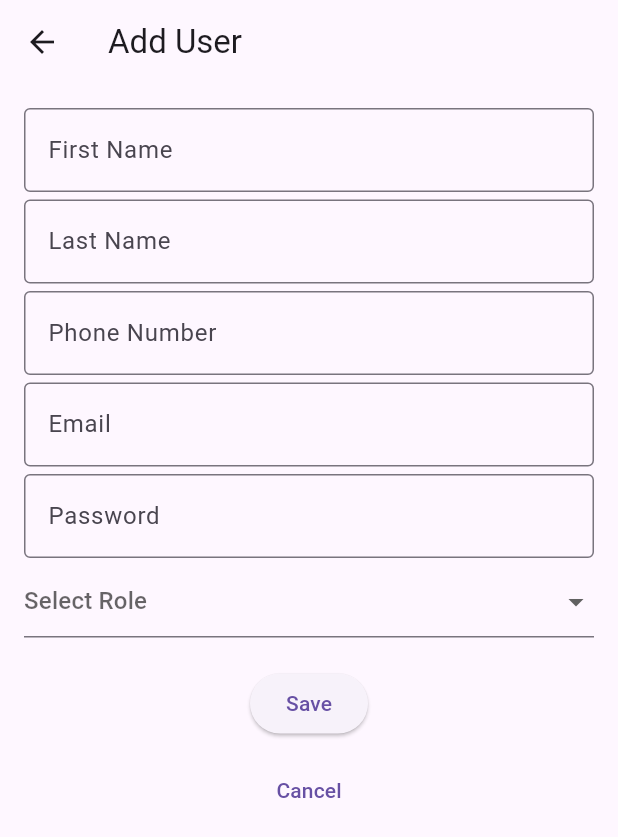
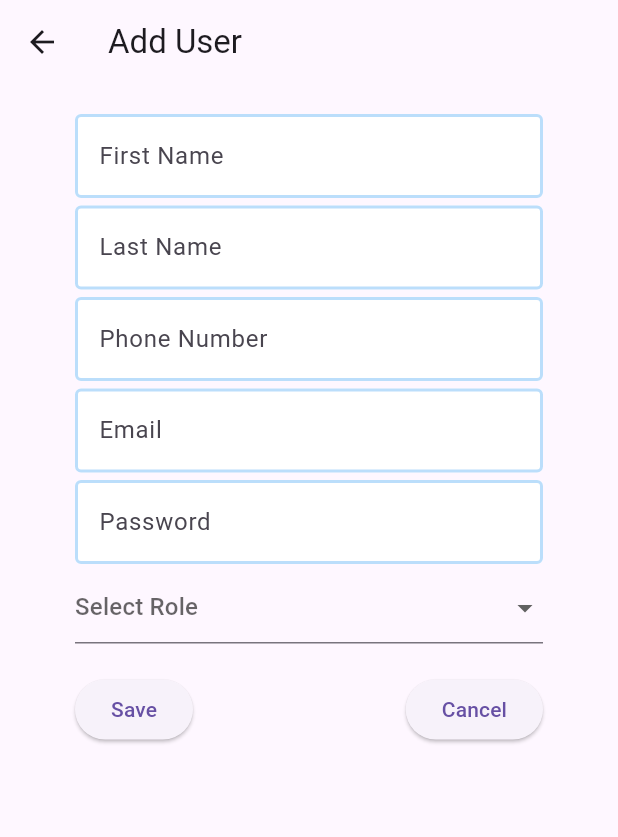
Before and after one commit to UmarBarambu/inventory_management, a Flutter app: the AddUserScreen screen opened directly, on a phone screen of 412 x 824 dp. Shown: the top 837 px of the screen. Run offline on Flutter 3.47's test engine with Material 3 defaults, Android fonts, the phone set to English and light mode, and no system bars; our stand-ins replace cloud_firestore, firebase_auth, firebase_core, font_awesome_flutter, image_picker, logger; accounts and stored records are empty.

Commit message:
solved issue with firebase registration

```diff
--- a/lib/screens/home/adminOnly/addUser.dart
+++ b/lib/screens/home/adminOnly/addUser.dart
@@ -1,7 +1,9 @@
 import 'package:cloud_firestore/cloud_firestore.dart';
+import 'package:firebase_auth/firebase_auth.dart';
 import 'package:flutter/material.dart';
 import 'package:inventory_management/screens/home/adminDashboard.dart';
 import 'package:inventory_management/services/auth.dart';
+import 'package:inventory_management/shared/constant.dart';
 
 class AddUserScreen extends StatefulWidget {
   const AddUserScreen({super.key});
@@ -9,6 +11,7 @@ class AddUserScreen extends StatefulWidget {
   @override
   _AddUserScreenState createState() => _AddUserScreenState();
 }
+
 class _AddUserScreenState extends State<AddUserScreen> {
   final _formKey = GlobalKey<FormState>(); // Added form key
   final AuthService _authService = AuthService();
@@ -19,11 +22,6 @@ class _AddUserScreenState extends State<AddUserScreen> {
   String password = '';
   String role = ''; // No default role
   bool isLoading = false; // Loading state
-
-  final textDecoration = const InputDecoration(
-    border: OutlineInputBorder(),
-    hintText: 'Enter text',
-  );
 
   Future<void> _addUser() async {
     if (_formKey.currentState?.validate() ?? false) {
@@ -39,17 +37,22 @@ class _AddUserScreenState extends State<AddUserScreen> {
 
         try {
           // Register the user with Firebase Authentication
-        dynamic result = await _authService.registerWithEmailAndPassword(email, password, role);
+          final result = await _authService.registerWithEmailAndPasswordV2(
+              email, password);
 
-        // Check if registration was successful
-        if (result == null || result is String || result.uid == null) {
-          print('Error registering user: $result');
-          ScaffoldMessenger.of(context).showSnackBar(SnackBar(content: Text('Error: $result')));
-        } else {
-          var user = result;
+          if (result == null) {
+            throw Exception('Registration failed: No result returned');
+          } else if (result is String) {
+            throw Exception('Registration failed: $result');
+          }
+
+          final userId = result['localId'];
+          if (userId == null) {
+            throw Exception('Registration failed: User ID is null');
+          }
 
           // Save additional user info to Firestore
-          await FirebaseFirestore.instance.collection('users').doc(user.uid).set({
+          await FirebaseFirestore.instance.collection('users').doc(userId).set({
             'firstName': firstName,
             'lastName': lastName,
             'phoneNumber': phoneNumber,
@@ -66,11 +69,12 @@ class _AddUserScreenState extends State<AddUserScreen> {
               builder: (context) => const Admindashboard(),
             ),
           );
-        }
         } catch (e) {
           // Handle any exceptions
           print('Error during user registration: $e');
-        ScaffoldMessenger.of(context).showSnackBar(SnackBar(content: Text('Registration Error: $e')));
+          ScaffoldMessenger.of(context).showSnackBar(
+            SnackBar(content: Text('Registration Error: ${e.toString()}')),
+          );
         } finally {
           setState(() {
             isLoading = false; // Stop loading state
@@ -78,11 +82,81 @@ class _AddUserScreenState extends State<AddUserScreen> {
         }
       } else {
         print('Please fill all fields');
-      ScaffoldMessenger.of(context).showSnackBar(SnackBar(content: const Text('Please fill all fields')));
+        ScaffoldMessenger.of(context).showSnackBar(
+          SnackBar(content: const Text('Please fill all fields')),
+        );
       }
     }
   }
 
+  // Future<void> _addUser() async {
+  //   if (_formKey.currentState?.validate() ?? false) {
+  //     if (email.isNotEmpty &&
+  //         password.isNotEmpty &&
+  //         firstName.isNotEmpty &&
+  //         lastName.isNotEmpty &&
+  //         phoneNumber.isNotEmpty &&
+  //         role.isNotEmpty) {
+  //       setState(() {
+  //         isLoading = true; // Start loading state
+  //       });
+
+  //       try {
+  //         // Register the user with Firebase Authentication
+  //         final result = await _authService.registerWithEmailAndPassword(
+  //             email, password, role);
+
+  //         if (result == null) {
+  //           throw Exception('Registration failed: No result returned');
+  //         } else if (result is String) {
+  //           throw Exception('Registration failed: $result');
+  //         }
+
+  //         final user = result;
+  //         if (user.uid == null) {
+  //           throw Exception('Registration failed: User ID is null');
+  //         }
+
+  //         // Save additional user info to Firestore
+  //         await FirebaseFirestore.instance
+  //             .collection('users')
+  //             .doc(user.uid)
+  //             .set({
+  //           'firstName': firstName,
+  //           'lastName': lastName,
+  //           'phoneNumber': phoneNumber,
+  //           'email': email,
+  //           'role': role,
+  //           'isActive': false,
+  //         });
+
+  //         print('User added successfully to Firestore');
+
+  //         // Navigate back to the AdminDashboard
+  //         Navigator.of(context).pushReplacement(
+  //           MaterialPageRoute(
+  //             builder: (context) => const Admindashboard(),
+  //           ),
+  //         );
+  //       } catch (e) {
+  //         // Handle any exceptions
+  //         print('Error during user registration: $e');
+  //         ScaffoldMessenger.of(context).showSnackBar(
+  //           SnackBar(content: Text('Registration Error: ${e.toString()}')),
+  //         );
+  //       } finally {
+  //         setState(() {
+  //           isLoading = false; // Stop loading state
+  //         });
+  //       }
+  //     } else {
+  //       print('Please fill all fields');
+  //       ScaffoldMessenger.of(context).showSnackBar(
+  //         SnackBar(content: const Text('Please fill all fields')),
+  //       );
+  //     }
+  //   }
+  // }
 
   @override
   Widget build(BuildContext context) {
@@ -95,54 +169,62 @@ class _AddUserScreenState extends State<AddUserScreen> {
             // Navigate back to AdminDashboard
             Navigator.of(context).pushReplacement(
               MaterialPageRoute(
-                builder: (context) => const Admindashboard(), // Ensure AdminDashboard exists
+                builder: (context) =>
+                    const Admindashboard(), // Ensure AdminDashboard exists
               ),
             );
           },
         ),
       ),
-      body:isLoading
+      body: isLoading
           ? Center(
               child: CircularProgressIndicator(
                 valueColor: AlwaysStoppedAnimation<Color>(Colors.lightBlue!),
               ),
             )
-    :
-      SingleChildScrollView(
+          : SingleChildScrollView(
               child: Padding(
-          padding: const EdgeInsets.all(16.0),
+                padding: const EdgeInsets.symmetric(
+                    vertical: 20.0, horizontal: 50.0),
                 child: Form(
                   key: _formKey, // Added form key
                   child: Column(
                     mainAxisSize: MainAxisSize.min,
                     children: [
                       TextFormField(
-                  decoration: textDecoration.copyWith(hintText: 'First Name'),
+                        decoration: textInputDecoration.copyWith(
+                            hintText: 'First Name'),
                         onChanged: (val) => setState(() {
                           firstName = val;
                         }),
-                  validator: (val) => val!.isEmpty ? 'Enter first name' : null,
+                        validator: (val) =>
+                            val!.isEmpty ? 'Enter first name' : null,
                       ),
                       const SizedBox(height: 5.0),
                       TextFormField(
-                  decoration: textDecoration.copyWith(hintText: 'Last Name'),
+                        decoration:
+                            textInputDecoration.copyWith(hintText: 'Last Name'),
                         onChanged: (val) => setState(() {
                           lastName = val;
                         }),
-                  validator: (val) => val!.isEmpty ? 'Enter last name' : null,
+                        validator: (val) =>
+                            val!.isEmpty ? 'Enter last name' : null,
                       ),
                       const SizedBox(height: 5.0),
                       TextFormField(
-                  decoration: textDecoration.copyWith(hintText: 'Phone Number'),
+                        decoration: textInputDecoration.copyWith(
+                            hintText: 'Phone Number'),
                         keyboardType: TextInputType.phone,
                         onChanged: (val) => setState(() {
                           phoneNumber = val;
                         }),
-                  validator: (val) => val!.isEmpty ? 'Enter phone number' : null,
+                        validator: (val) =>
+                            val!.isEmpty ? 'Enter phone number' : null,
                       ),
                       const SizedBox(height: 5.0),
                       TextFormField(
-                  decoration: textDecoration.copyWith(hintText: 'Email'),
+                        decoration:
+                            textInputDecoration.copyWith(hintText: 'Email'),
                         onChanged: (val) => setState(() {
                           email = val;
                         }),
@@ -150,12 +232,14 @@ class _AddUserScreenState extends State<AddUserScreen> {
                       ),
                       const SizedBox(height: 5.0),
                       TextFormField(
-                  decoration: textDecoration.copyWith(hintText: 'Password'),
+                        decoration:
+                            textInputDecoration.copyWith(hintText: 'Password'),
                         obscureText: true,
                         onChanged: (val) => setState(() {
                           password = val;
                         }),
-                  validator: (val) => val!.length < 6 ? 'Enter 6+ characters' : null,
+                        validator: (val) =>
+                            val!.length < 6 ? 'Enter 6+ characters' : null,
                       ),
                       const SizedBox(height: 5.0),
                       DropdownButtonFormField<String>(
@@ -172,15 +256,18 @@ class _AddUserScreenState extends State<AddUserScreen> {
                           });
                         },
                         hint: const Text('Select Role'),
-                  validator: (val) => val == null || val.isEmpty ? 'Select a role' : null,
+                        validator: (val) =>
+                            val == null || val.isEmpty ? 'Select a role' : null,
                       ),
                       const SizedBox(height: 20.0),
+                      Row(
+                        mainAxisAlignment: MainAxisAlignment.spaceBetween,
+                        children: [
                           ElevatedButton(
                             onPressed: _addUser,
                             child: const Text('Save'),
                           ),
-                const SizedBox(height: 10.0),
-                TextButton(
+                          ElevatedButton(
                             onPressed: () {
                               // Cancel and navigate to AdminDashboard
                               Navigator.of(context).pushReplacement(
@@ -193,6 +280,8 @@ class _AddUserScreenState extends State<AddUserScreen> {
                           ),
                         ],
                       ),
+                    ],
+                  ),
                 ),
               ),
             ),
--- a/lib/shared/constant.dart
+++ b/lib/shared/constant.dart
@@ -1,54 +1,54 @@
 import 'package:flutter/material.dart';
 
-var textInputDecoration= InputDecoration(
+const kFirebaseKey = 'AIzaSyCskZyvjWUG-nDX7tVWCgtWZViDekSxWds';
 
+var textInputDecoration = InputDecoration(
   fillColor: Colors.white,
   filled: true,
   focusedBorder: const OutlineInputBorder(
-     borderSide: BorderSide(color:Colors.lightBlue, width:2.0),
+    borderSide: BorderSide(color: Colors.lightBlue, width: 2.0),
   ),
   enabledBorder: OutlineInputBorder(
-     borderSide: BorderSide(color:Colors.blue.shade100, width:2.0),
+    borderSide: BorderSide(color: Colors.blue.shade100, width: 2.0),
   ),
 );
 
-var textInputD=  InputDecoration(
+var textInputD = InputDecoration(
   fillColor: Colors.white,
   filled: true,
   focusedBorder: const OutlineInputBorder(
-     borderSide: BorderSide(color:Colors.lightBlue, width:2.0),
+    borderSide: BorderSide(color: Colors.lightBlue, width: 2.0),
   ),
   enabledBorder: OutlineInputBorder(
-     borderSide: BorderSide(color:Colors.blue.shade200, width:1.0),
+    borderSide: BorderSide(color: Colors.blue.shade200, width: 1.0),
   ),
 );
 
-
-var  textInput =  InputDecoration(
+var textInput = InputDecoration(
   fillColor: Colors.white,
   filled: true,
   focusedBorder: const OutlineInputBorder(
-    borderSide: BorderSide(color:Colors.lightBlue, width:2.0),
+    borderSide: BorderSide(color: Colors.lightBlue, width: 2.0),
   ),
   enabledBorder: OutlineInputBorder(
-    borderSide: BorderSide(color:Colors.blue.shade200, width:1.0),
+    borderSide: BorderSide(color: Colors.blue.shade200, width: 1.0),
   ),
-  contentPadding: const EdgeInsets.symmetric(vertical: 30.0, horizontal: 12.0), // Increase vertical padding to make the field taller
+  contentPadding: const EdgeInsets.symmetric(
+      vertical: 30.0,
+      horizontal: 12.0), // Increase vertical padding to make the field taller
 );
 
-var textdecoration= InputDecoration(
-
+var textdecoration = InputDecoration(
   hintStyle: const TextStyle(
     fontWeight: FontWeight.normal, // Adjust the font weight as needed
     color: Colors.grey, // Optional: Change the color of the hint text
   ),
-
   fillColor: Colors.white,
   filled: true,
   focusedBorder: const OutlineInputBorder(
-     borderSide: BorderSide(color:Colors.lightBlue, width:2.0),
+    borderSide: BorderSide(color: Colors.lightBlue, width: 2.0),
   ),
   enabledBorder: OutlineInputBorder(
-     borderSide: BorderSide(color:Colors.blue.shade100, width:2.0),
+    borderSide: BorderSide(color: Colors.blue.shade100, width: 2.0),
   ),
 );
```
Also changed, not shown: lib/screens/authenticate/register.dart (+45 -23 lines), lib/screens/authenticate/sign_in.dart (+36 -24 lines), lib/screens/home/activities/add_product.dart (+35 -20 lines), lib/screens/home/activities/add_vendor.dart (+16 -5 lines), lib/services/auth.dart (+43 -10 lines), pubspec.lock. Lines whose indentation alone changed are shown as unchanged.
